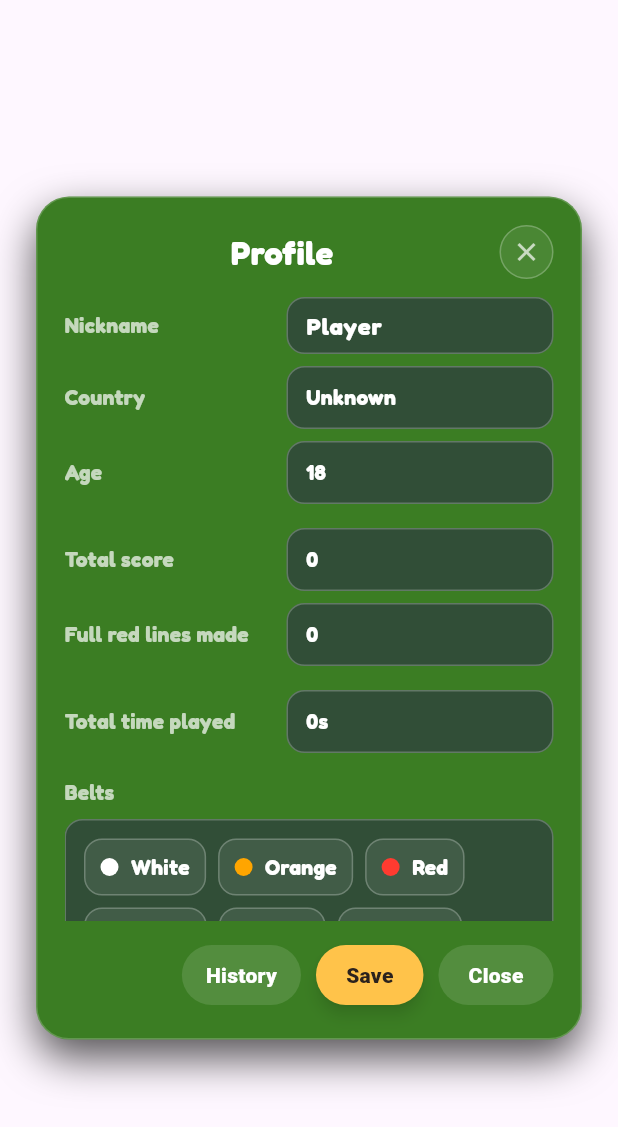
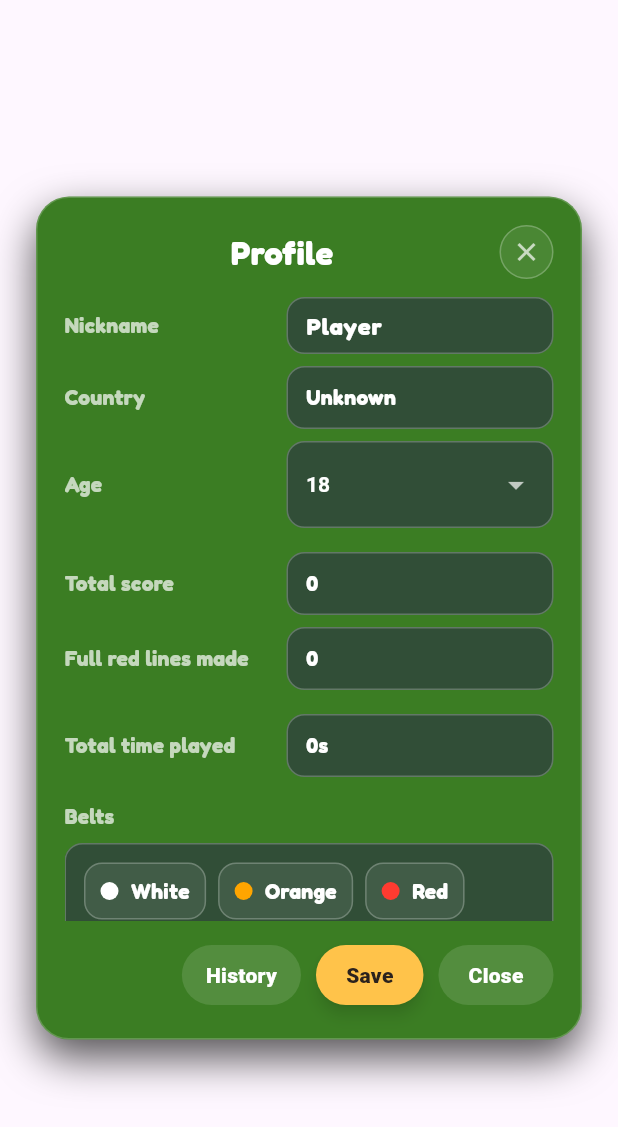
Before and after one commit to yvolokitin/dual_clash, a Flutter app: the ProfileDialog widget shown alone on an empty page, opened directly with empty values, on a phone screen of 412 x 824 dp. Shown: the top 1127 px of the screen. Run offline on Flutter 3.47's test engine with Material 3 defaults, Android fonts, the phone set to English and light mode, and no system bars; our stand-ins replace shared_preferences; accounts and stored records are empty.

Commit message:
Add age dropdown to profile

```diff
--- a/lib/ui/pages/profile_page.dart
+++ b/lib/ui/pages/profile_page.dart
@@ -174,6 +174,7 @@ class ProfileDialog extends StatefulWidget {
 class _ProfileDialogState extends State<ProfileDialog> {
   late final TextEditingController _nicknameController;
   String? _nicknameError;
+  final List<int> _ageOptions = List.generate(97, (i) => i + 3);
 
   @override
   void initState() {
@@ -337,6 +338,58 @@ class _ProfileDialogState extends State<ProfileDialog> {
     );
   }
 
+  Widget _ageRow() {
+    final controller = widget.controller;
+    final int currentAge =
+        (controller.age >= 3 && controller.age <= 99) ? controller.age : 18;
+    return Row(
+      children: [
+        const SizedBox(
+          width: 140,
+          child: Text('Age',
+              style: TextStyle(
+                  color: AppColors.dialogSubtitle,
+                  fontWeight: FontWeight.w700,
+                  letterSpacing: 0.2)),
+        ),
+        const SizedBox(width: 8),
+        Expanded(
+          child: Container(
+            padding: const EdgeInsets.symmetric(horizontal: 12, vertical: 4),
+            decoration: BoxDecoration(
+              color: AppColors.dialogFieldBg.withOpacity(0.6),
+              borderRadius: BorderRadius.circular(12),
+              border: Border.all(color: Colors.white24, width: 1),
+            ),
+            child: DropdownButtonHideUnderline(
+              child: DropdownButton<int>(
+                value: currentAge,
+                isExpanded: true,
+                dropdownColor: AppColors.bg,
+                iconEnabledColor: Colors.white70,
+                style: const TextStyle(
+                    color: Colors.white, fontWeight: FontWeight.w700),
+                items: _ageOptions
+                    .map((age) => DropdownMenuItem<int>(
+                          value: age,
+                          child: Text(age.toString()),
+                        ))
+                    .toList(),
+                onChanged: (value) async {
+                  if (value == null) return;
+                  await controller.setAge(value);
+                  if (mounted) {
+                    setState(() {});
+                  }
+                },
+              ),
+            ),
+          ),
+        ),
+      ],
+    );
+  }
+
   @override
   Widget build(BuildContext context) {
     final bg = AppColors.bg;
@@ -406,7 +459,7 @@ class _ProfileDialogState extends State<ProfileDialog> {
                         const SizedBox(height: 8),
                         _infoRow('Country', controller.country),
                         const SizedBox(height: 8),
-                        _infoRow('Age', controller.age.toString()),
+                        _ageRow(),
                         const SizedBox(height: 16),
                         _infoRow('Total score',
                             controller.totalUserScore.toString()),
```
Also changed, not shown: lib/logic/game_controller.dart (+14 -1 lines).
